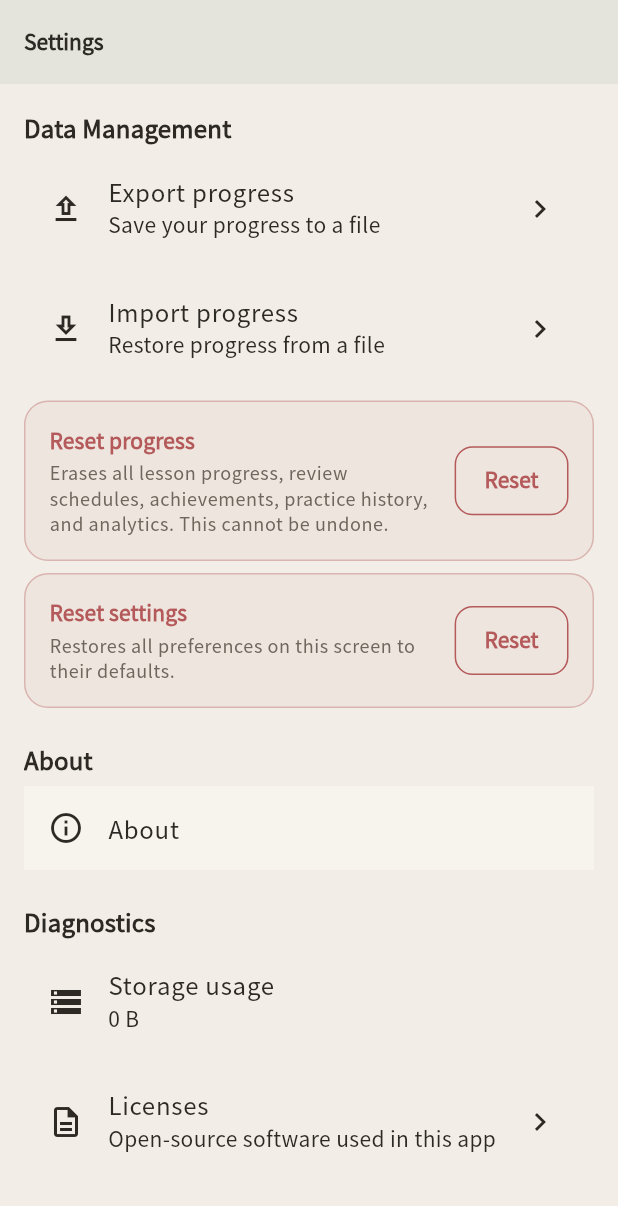
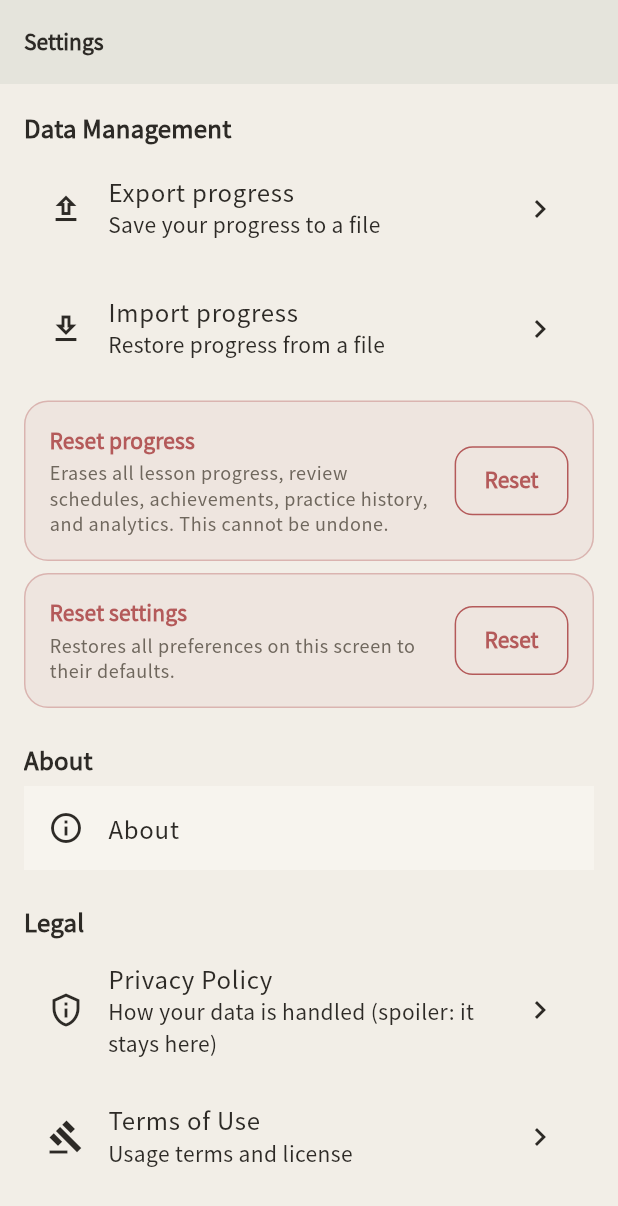
Before and after one commit to energeticClutches/YugJapanese, a Flutter app: the SettingsScreen screen opened by its route, scrolled down 725 dp, on a phone screen of 412 x 824 dp. Shown: the top 1206 px of the screen. Run offline on Flutter 3.47's test engine with Material 3 defaults, Android fonts, the phone set to English and light mode, and no system bars; our stand-ins replace audioplayers, flutter_riverpod, go_router, google_fonts, hive, hive_flutter; accounts and stored records are empty.

Commit message:
chore: prepare v1.0 production release
Milestone 20 — stabilization and release readiness. No new features.

Release configuration:
- Bump version to 1.0.0+1
- Rename applicationId/namespace from the com.example placeholder to
  com.energeticclutches.yugjapanese; move MainActivity.kt to the matching
  package path and set the app display name to "YugJapanese"
- Release builds intentionally keep debug signing; no production keystore
  is created. RELEASE_CHECKLIST.md documents the signing steps required
  before publishing.

Branding (Android only; iOS deferred until a platform target exists):
- Add flutter_launcher_icons and flutter_native_splash as dev deps
- Generate placeholder torii-gate launcher icon (incl. adaptive) and
  light/dark splash screens from original artwork in assets/branding/

Legal:
- Add PRIVACY_POLICY.md, TERMS_OF_USE.md and CREDITS.md, bundled as assets
  and rendered in-app via a new Settings -> Legal section, so the
  repository and in-app copies cannot drift apart

Documentation:
- Add CHANGELOG.md and RELEASE_CHECKLIST.md; update README and PROJECT_LOG

Verification:
- flutter analyze clean, 36/36 tests passing
- Release APK and App Bundle both build
- Full feature audit on a clean-install release build, with persistence
  confirmed across a cold restart

Also corrects a Milestone 19 claim: parallelizing the Hive box opens was
said to give "roughly 8x" less startup latency, but that was never
measured. An A/B test on device found parallel and sequential
indistinguishable (~3.8s median each) — startup is dominated by cold disk
I/O, not the concurrency strategy. The Future.wait is kept as it is no
worse, and the measurement is recorded in code and in the log.

Co-Authored-By: Claude Opus 5 <noreply@anthropic.com>

```diff
--- a/lib/core/router/app_router.dart
+++ b/lib/core/router/app_router.dart
@@ -14,6 +14,7 @@ import '../../features/quiz/screens/practice_results_screen.dart';
 import '../../features/quiz/screens/practice_session_screen.dart';
 import '../../features/review/screens/review_screen.dart';
 import '../../features/search/screens/search_screen.dart';
+import '../../features/settings/screens/legal_document_screen.dart';
 import '../../features/settings/screens/settings_screen.dart';
 import '../../repositories/content_repository_factory.dart';
 
@@ -78,6 +79,30 @@ final GoRouter appRouter = GoRouter(
           const SettingsScreen(),
     ),
     GoRoute(
+      path: '/legal/privacy',
+      builder: (BuildContext context, GoRouterState state) =>
+          const LegalDocumentScreen(
+        title: 'Privacy Policy',
+        assetPath: 'PRIVACY_POLICY.md',
+      ),
+    ),
+    GoRoute(
+      path: '/legal/terms',
+      builder: (BuildContext context, GoRouterState state) =>
+          const LegalDocumentScreen(
+        title: 'Terms of Use',
+        assetPath: 'TERMS_OF_USE.md',
+      ),
+    ),
+    GoRoute(
+      path: '/legal/credits',
+      builder: (BuildContext context, GoRouterState state) =>
+          const LegalDocumentScreen(
+        title: 'Credits & Attribution',
+        assetPath: 'CREDITS.md',
+      ),
+    ),
+    GoRoute(
       path: '/search',
       builder: (BuildContext context, GoRouterState state) =>
           const SearchScreen(),
--- a/lib/features/settings/screens/settings_screen.dart
+++ b/lib/features/settings/screens/settings_screen.dart
@@ -1,5 +1,6 @@
 import 'package:flutter/material.dart';
 import 'package:flutter_riverpod/flutter_riverpod.dart';
+import 'package:go_router/go_router.dart';
 
 import '../../../core/theme/app_spacing.dart';
 import '../../../shared/widgets/app_scaffold.dart';
@@ -13,7 +14,9 @@ import '../widgets/settings_section.dart';
 import '../widgets/settings_switch_tile.dart';
 import '../widgets/settings_tile.dart';
 
-const String _appVersion = '0.1.0';
+/// Keep these in sync with `version:` in `pubspec.yaml`.
+const String _appName = 'YugJapanese';
+const String _appVersion = '1.0.0';
 const String _appBuildNumber = '1';
 
 String _themeModeLabel(AppThemeMode mode) {
@@ -264,21 +267,55 @@ class SettingsScreen extends ConsumerWidget {
                       children: [
                         AboutListTile(
                           icon: const Icon(Icons.info_outline),
-                          applicationName: 'Japanese Learning',
+                          applicationName: _appName,
                           applicationVersion:
                               '$_appVersion (build $_appBuildNumber)',
                           applicationLegalese:
-                              '© ${DateTime.now().year} Japanese Learning',
+                              '© ${DateTime.now().year} energeticClutches. '
+                              'Released under the MIT License.',
                           aboutBoxChildren: const [
                             SizedBox(height: AppSpacing.md),
                             Text(
-                              'Built with Flutter, Riverpod, and Google Fonts.',
+                              'An offline-first Japanese learning app for '
+                              'Hiragana, Katakana, and Kanji.\n\n'
+                              'Built with Flutter, Riverpod, Hive, and '
+                              'Noto Sans JP via Google Fonts. See Credits & '
+                              'Attribution for the full list.',
                             ),
                           ],
                           child: const Text('About'),
                         ),
                       ],
                     ),
+                  ),
+                  const SizedBox(height: AppSpacing.xl),
+                  Text(
+                    'Legal',
+                    style: Theme.of(context).textTheme.titleMedium,
+                  ),
+                  const SizedBox(height: AppSpacing.sm),
+                  SettingsTile(
+                    title: 'Privacy Policy',
+                    subtitle: 'How your data is handled (spoiler: it stays here)',
+                    leading: Icons.privacy_tip_outlined,
+                    trailing: const Icon(Icons.chevron_right),
+                    onTap: () => context.push('/legal/privacy'),
+                  ),
+                  const SizedBox(height: AppSpacing.sm),
+                  SettingsTile(
+                    title: 'Terms of Use',
+                    subtitle: 'Usage terms and license',
+                    leading: Icons.gavel_outlined,
+                    trailing: const Icon(Icons.chevron_right),
+                    onTap: () => context.push('/legal/terms'),
+                  ),
+                  const SizedBox(height: AppSpacing.sm),
+                  SettingsTile(
+                    title: 'Credits & Attribution',
+                    subtitle: 'Open-source software and assets used',
+                    leading: Icons.favorite_outline,
+                    trailing: const Icon(Icons.chevron_right),
+                    onTap: () => context.push('/legal/credits'),
                   ),
                   const SizedBox(height: AppSpacing.xl),
                   Text(
@@ -310,7 +347,7 @@ class SettingsScreen extends ConsumerWidget {
                     trailing: const Icon(Icons.chevron_right),
                     onTap: () => showLicensePage(
                       context: context,
-                      applicationName: 'Japanese Learning',
+                      applicationName: _appName,
                       applicationVersion: '$_appVersion (build $_appBuildNumber)',
                     ),
                   ),
```
Also changed, not shown: lib/features/settings/screens/legal_document_screen.dart (added, +171 -0 lines), lib/main.dart (+11 -0 lines), pubspec.yaml (+30 -1 lines), assets/branding/app_icon.png (added), assets/branding/app_icon_foreground.png (added), assets/branding/splash_logo.png (added), pubspec.lock, 45 other files.
